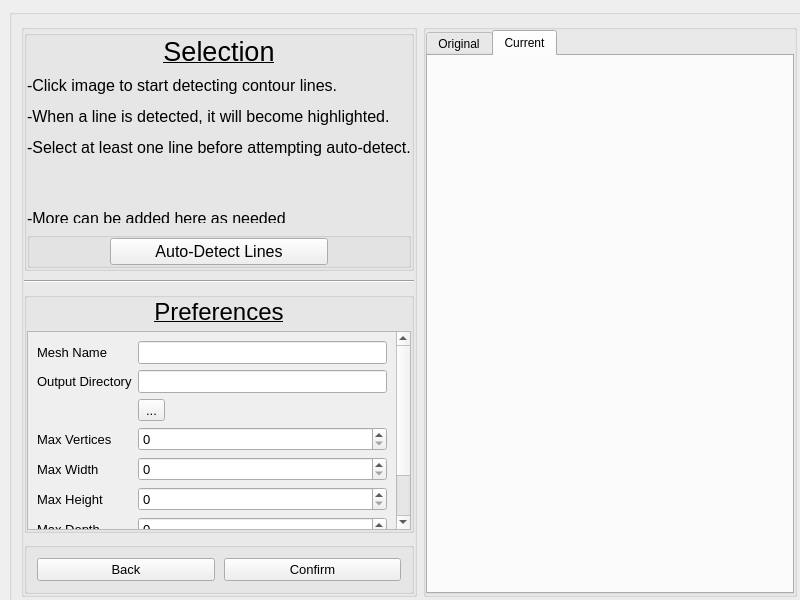
The window that Terrain_Generator/window_primary.ui (Erxrick/TerrainGenerator) describes before a commit, drawn with Qt 5.
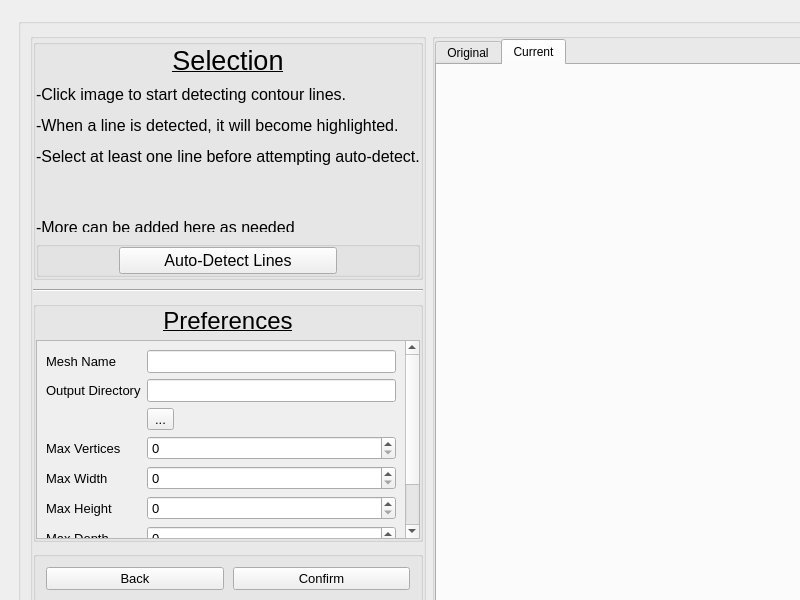
The same window after the commit. Custom widgets are drawn as their Qt base class.

Commit message:
Base Selection Algorithm
The basic selection algorithm is working. From here I need to set up the selection and storage of particular lines for using them later.

```diff
--- a/Terrain_Generator/window_primary.ui
+++ b/Terrain_Generator/window_primary.ui
@@ -39,18 +39,6 @@
     </size>
    </property>
    <layout class="QGridLayout" name="gridLayout_12">
-    <property name="leftMargin">
-     <number>0</number>
-    </property>
-    <property name="topMargin">
-     <number>0</number>
-    </property>
-    <property name="rightMargin">
-     <number>0</number>
-    </property>
-    <property name="bottomMargin">
-     <number>0</number>
-    </property>
     <item row="0" column="0">
      <widget class="QStackedWidget" name="stackedWidget">
       <property name="enabled">
@@ -701,7 +689,7 @@
                      <rect>
                       <x>0</x>
                       <y>0</y>
-                      <width>367</width>
+                      <width>372</width>
                       <height>284</height>
                      </rect>
                     </property>
@@ -1119,9 +1107,42 @@
                  </attribute>
                 </widget>
                 <widget class="QWidget" name="CurrentSelectionPage">
+                 <property name="sizePolicy">
+                  <sizepolicy hsizetype="MinimumExpanding" vsizetype="Preferred">
+                   <horstretch>0</horstretch>
+                   <verstretch>0</verstretch>
+                  </sizepolicy>
+                 </property>
                  <attribute name="title">
                   <string>Current</string>
                  </attribute>
+                 <layout class="QHBoxLayout" name="horizontalLayout">
+                  <property name="spacing">
+                   <number>0</number>
+                  </property>
+                  <property name="leftMargin">
+                   <number>0</number>
+                  </property>
+                  <property name="topMargin">
+                   <number>0</number>
+                  </property>
+                  <property name="rightMargin">
+                   <number>0</number>
+                  </property>
+                  <property name="bottomMargin">
+                   <number>0</number>
+                  </property>
+                  <item>
+                   <widget class="ImageHolder" name="lblSelectionImage">
+                    <property name="mouseTracking">
+                     <bool>false</bool>
+                    </property>
+                    <property name="text">
+                     <string/>
+                    </property>
+                   </widget>
+                  </item>
+                 </layout>
                 </widget>
                </widget>
               </item>
@@ -1845,6 +1866,15 @@
   </widget>
  </widget>
  <customwidgets>
+  <customwidget>
+   <class>GLWidget</class>
+   <extends>QWidget</extends>
+   <header>glwidget.h</header>
+   <container>1</container>
+   <slots>
+    <slot>createNewCube()</slot>
+   </slots>
+  </customwidget>
   <customwidget>
    <class>MainMenuPage</class>
    <extends>QWidget</extends>
@@ -1876,13 +1906,9 @@
    <container>1</container>
   </customwidget>
   <customwidget>
-   <class>GLWidget</class>
-   <extends>QWidget</extends>
-   <header>glwidget.h</header>
-   <container>1</container>
-   <slots>
-    <slot>createNewCube()</slot>
-   </slots>
+   <class>ImageHolder</class>
+   <extends>QLabel</extends>
+   <header>imageholder.h</header>
   </customwidget>
  </customwidgets>
  <tabstops>
```
The commit also changes 5955 other files.
